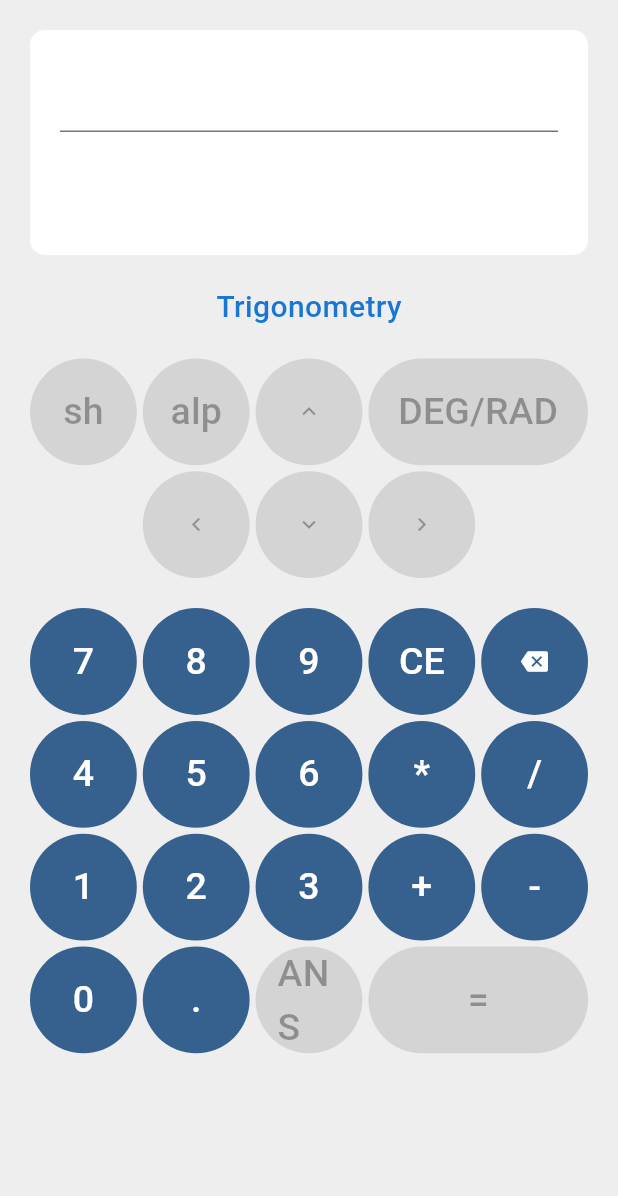
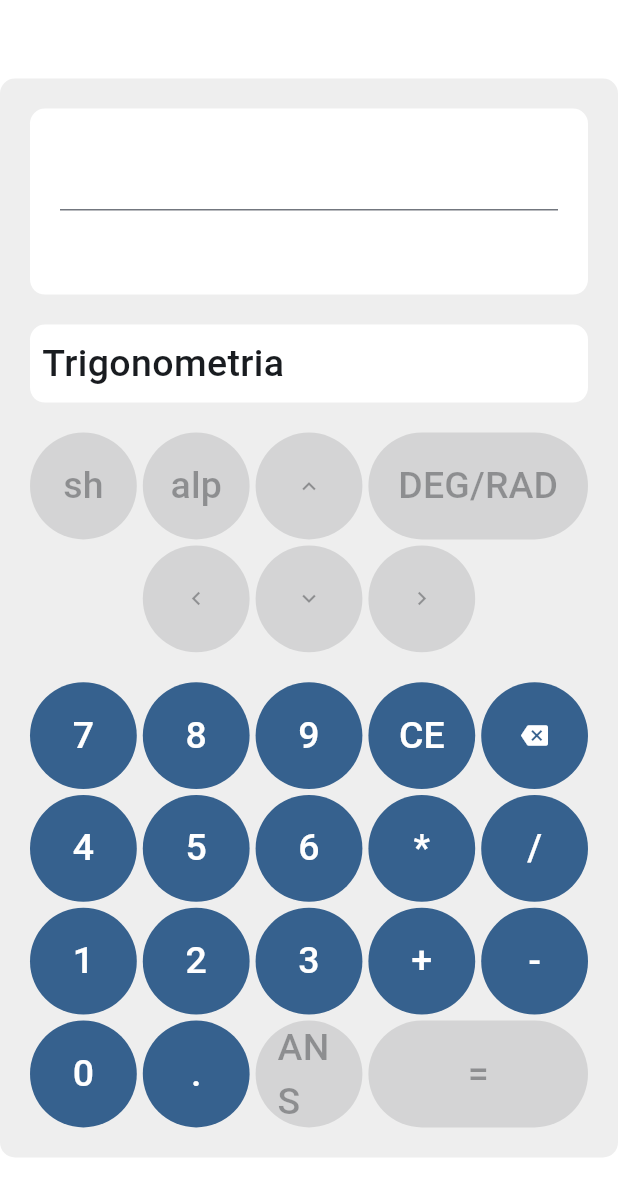
Before and after one commit to Manuel-Alonso-AG/Calculadora-funcional, a Flutter app: the screen it shows after launch, on a phone screen of 412 x 824 dp. Shown: the top 1196 px of the screen. Run offline on Flutter 3.47's test engine with Material 3 defaults, Android fonts, the phone set to English and light mode, and no system bars; our stand-ins replace popover.

Commit message:
Change UX

```diff
--- a/lib/main.dart
+++ b/lib/main.dart
@@ -1,53 +1,31 @@
+import 'package:calculadora/logic.dart';
 import 'package:flutter/material.dart';
 import 'package:flutter_staggered_grid_view/flutter_staggered_grid_view.dart';
 import 'package:popover/popover.dart';
-
+import 'package:provider/provider.dart';
 
 void main() {
   runApp(const MainApp());
 }
 
-class MainApp extends StatefulWidget {
+class MainApp extends StatelessWidget {
   const MainApp({super.key});
 
   @override
-  State<MainApp> createState() => _MainAppState();
-}
-
-class _MainAppState extends State<MainApp> {
-  String label = '';
-  String result = '';
-
-  updateLabel(String caracter) {
-    setState(() {
-      label += caracter;
-    });
-  }
-
-  clearLabel() {
-    setState(() {
-      label = '';
-    });
-  }
-
-  removeLast() {
-    setState(() {
-      label = label.substring(0, label.length - 1);
-    });
-  }
-
-
-  TextFormField textField = TextFormField();
-
-  @override
   Widget build(BuildContext context) {
-    return MaterialApp(
+    return MultiProvider(
+      providers: [
+        ChangeNotifierProvider<OperationsProvider>(
+          create: (_) => OperationsProvider(),
+        ),
+      ],
+      child: MaterialApp(
         debugShowCheckedModeBanner: false,
         theme: ThemeData(
           useMaterial3: true,
           colorSchemeSeed: Colors.blue,
           brightness: Brightness.light,
-        scaffoldBackgroundColor: Colors.grey[200],
+          scaffoldBackgroundColor: Colors.white,
           textTheme: const TextTheme(
             bodyMedium: TextStyle(
               fontSize: 25,
@@ -62,102 +40,186 @@ class _MainAppState extends State<MainApp> {
         home: Scaffold(
           body: Center(
             child: Container(
-            width: 420,
-            margin: const EdgeInsets.all(20),
+              width: 450,
+              decoration: BoxDecoration(
+                color: Colors.grey[200],
+                borderRadius: BorderRadius.circular(10),
+              ),
+              padding: const EdgeInsets.all(20),
+              child: const CalculatorUX(),
+            ),
+          ),
+        ),
+      ),
+    );
+  }
+}
+
+
+@immutable
+class PopoverButton extends StatelessWidget {
+  final String label;
+  final Widget popoverContent;
+
+  const PopoverButton({
+    super.key,
+    required this.label,
+    required this.popoverContent,
+  });
+
+  @override
+  Widget build(BuildContext context) {
+    return GestureDetector(
+      onTap: () => showPopover(
+        context: context,
+        direction: PopoverDirection.top,
+        bodyBuilder: (context) => Padding(
+          padding: const EdgeInsets.all(10),
+          child: SizedBox(
+            width: 400,
             child: Column(
+              mainAxisSize: MainAxisSize.min,
+              children: [
+                Text(label, style: const TextStyle(fontWeight: FontWeight.bold)),
+                const SizedBox(height: 10),
+                popoverContent,
+              ],
+            ),
+          ),
+        ),
+      ),
+      child: Text(label),
+    );
+  }
+}
+
+class TrigonometryCalculatorGrid extends StatelessWidget {
+  const TrigonometryCalculatorGrid({super.key});
+
+  @override
+  Widget build(BuildContext context) {
+    return StaggeredGrid.count(
+      crossAxisCount: 5,
+      mainAxisSpacing: 4,
+      crossAxisSpacing: 4,
+      children: [
+        _trigButton(context, '^'),
+        _actionButton('1/x', (context) => context.read<OperationsProvider>().oneOnX()),
+        _trigButton(context, '√('),
+        _trigButton(context, 'log('),
+        _trigButton(context, 'ln('),
+        _actionButton('+/-', (context) => context.read<OperationsProvider>().changeSing()),
+        _disabledButton('hyp'),
+        _trigButton(context, 'sin('),
+        _trigButton(context, 'cos('),
+        _trigButton(context, 'tan('),
+        _trigButton(context, '('),
+        _trigButton(context, ')'),
+        _trigButton(context, 'sec('),
+        _trigButton(context, 'csc('),
+        _trigButton(context, 'cot('),
+      ],
+    );
+  }
+
+  static StaggeredGridTile _actionButton(String label, void Function(BuildContext) onPressed) {
+    return StaggeredGridTile.count(
+      crossAxisCellCount: 1,
+      mainAxisCellCount: 1,
+      child: Builder(
+        builder: (context) => FilledButton(
+          onPressed: () => onPressed(context),
+          child: Text(label),
+        ),
+      ),
+    );
+  }
+
+  static StaggeredGridTile _trigButton(BuildContext context, String label) {
+    return StaggeredGridTile.count(
+      crossAxisCellCount: 1,
+      mainAxisCellCount: 1,
+      child: FilledButton(
+        onPressed: () => context.read<OperationsProvider>().addElement(label),
+        child: Text(label.replaceAll('(', '')),
+      ),
+    );
+  }
+
+  static StaggeredGridTile _disabledButton(String label) {
+    return StaggeredGridTile.count(
+      crossAxisCellCount: 1,
+      mainAxisCellCount: 1,
+      child: FilledButton(
+        onPressed: null,
+        child: Text(label),
+      ),
+    );
+  }
+}
+
+class CalculatorUX extends StatefulWidget {
+  const CalculatorUX({super.key});
+
+  @override
+  State<CalculatorUX> createState() => _CalculatorUXState();
+}
+
+class _CalculatorUXState extends State<CalculatorUX> {
+  TextFormField textField = TextFormField();
+
+  @override
+  Widget build(BuildContext context) {
+    return Column(
+      mainAxisSize: MainAxisSize.min,
+      mainAxisAlignment: MainAxisAlignment.center,
       children: [
         Container(
           decoration: BoxDecoration(
             color: Colors.white,
             borderRadius: BorderRadius.circular(10),
           ),
-                  height: 150,
           width: double.infinity,
           alignment: Alignment.centerRight,
           padding: const EdgeInsets.all(20),
           child: Column(
             children: [
               textField,
-                      Text(result)
+              Text(context.watch<OperationsProvider>().operation),
             ],
           ),
         ),
-
         const SizedBox(height: 20),
-                GestureDetector(
-                  child: Text(
-                    'Trigonometry',
-                    style: TextStyle(
-                      fontSize: 20,
-                      color: Colors.blue[700],
-                      fontWeight: FontWeight.w500,
+        Container(
+          decoration: BoxDecoration(
+            color: Colors.white,
+            borderRadius: BorderRadius.circular(10),
           ),
-                  ),
-                  onTap: () => showPopover(
-                    context: context,
-                    bodyBuilder: (context) => Container(
-                      width: 300,
-                      height: 400,
-                      color: Colors.white,
-                      child: Column(
-                        children: [
-                          const Text('Trigonometry'),
-                          Expanded(
-                            child: Text('A'),
-                          ),
-                        ],
-                      ),
-                    ),
-                    onPop: () => print('Popover was popped!'),
-                    direction: PopoverDirection.bottom,
-                    width: 350,
-                    height: 400,
+          width: double.infinity,
+          alignment: Alignment.centerLeft,
+          padding: const EdgeInsets.all(8),
+          child: const PopoverButton(
+            label: 'Trigonometria',
+            popoverContent: TrigonometryCalculatorGrid(),
           ),
         ),
         const SizedBox(height: 20),
         aCalculator(),
         const SizedBox(height: 20),
-                normalCalculator()
-
+        normalCalculator(),
       ],
-            ),
-          )
-        ),
-      ),
     );
   }
 
-
-  StaggeredGrid aCalculator() {
+  static StaggeredGrid aCalculator() {
     return StaggeredGrid.count(
       crossAxisCount: 5,
       mainAxisSpacing: 4,
       crossAxisSpacing: 4,
       children: [
-        const StaggeredGridTile.count(
-          crossAxisCellCount: 1,
-          mainAxisCellCount: 1,
-          child: FilledButton(
-            onPressed: null,
-            child: Text('sh'),
-          ),
-        ),
-        const StaggeredGridTile.count(
-          crossAxisCellCount: 1,
-          mainAxisCellCount: 1,
-          child: FilledButton(
-            onPressed: null,
-            child: Text('alp'),
-          ),
-        ),
-        const StaggeredGridTile.count(
-          crossAxisCellCount: 1,
-          mainAxisCellCount: 1,
-          child: FilledButton(
-            onPressed: null,
-            child: Icon(Icons.keyboard_arrow_up),
-          ),
-        ),
+        _disabledButton('sh'),
+        _disabledButton('alp'),
+        _disabledButtonIcon(Icons.keyboard_arrow_up),
         const StaggeredGridTile.count(
           crossAxisCellCount: 2,
           mainAxisCellCount: 1,
@@ -171,30 +233,9 @@ class _MainAppState extends State<MainApp> {
           mainAxisCellCount: 1,
           child: Container(),
         ),
-        const StaggeredGridTile.count(
-          crossAxisCellCount: 1,
-          mainAxisCellCount: 1,
-          child: FilledButton(
-            onPressed: null,
-            child: Icon(Icons.keyboard_arrow_left),
-          ),
-        ),
-        const StaggeredGridTile.count(
-          crossAxisCellCount: 1,
-          mainAxisCellCount: 1,
-          child: FilledButton(
-            onPressed: null,
-            child: Icon(Icons.keyboard_arrow_down),
-          ),
-        ),
-        const StaggeredGridTile.count(
-          crossAxisCellCount: 1,
-          mainAxisCellCount: 1,
-          child: FilledButton(
-            onPressed: null,
-            child: Icon(Icons.keyboard_arrow_right),
-          ),
-        ),
+        _disabledButtonIcon(Icons.keyboard_arrow_left),
+        _disabledButtonIcon(Icons.keyboard_arrow_down),
+        _disabledButtonIcon(Icons.keyboard_arrow_right),
         StaggeredGridTile.count(
           crossAxisCellCount: 1,
           mainAxisCellCount: 1,
@@ -204,290 +245,52 @@ class _MainAppState extends State<MainApp> {
     );
   }
 
+  static StaggeredGridTile _disabledButton(String label) {
+    return StaggeredGridTile.count(
+      crossAxisCellCount: 1,
+      mainAxisCellCount: 1,
+      child: FilledButton(
+        onPressed: null,
+        child: Text(label),
+      ),
+    );
+  }
 
-  StaggeredGrid trigonometryCalculator() {
+  static StaggeredGridTile _disabledButtonIcon(IconData icon) {
+    return StaggeredGridTile.count(
+      crossAxisCellCount: 1,
+      mainAxisCellCount: 1,
+      child: FilledButton(
+        onPressed: null,
+        child: Icon(icon),
+      ),
+    );
+  }
+
+  static StaggeredGrid normalCalculator() {
     return StaggeredGrid.count(
       crossAxisCount: 5,
       mainAxisSpacing: 4,
       crossAxisSpacing: 4,
       children: [
-        StaggeredGridTile.count(
-          crossAxisCellCount: 1,
-          mainAxisCellCount: 1,
-          child: FilledButton(
-            onPressed: () => updateLabel('^'),
-            child: const Text('^'),
-          ),
-        ),
-        const StaggeredGridTile.count(
-          crossAxisCellCount: 1,
-          mainAxisCellCount: 1,
-          child: FilledButton(
-            onPressed: null,
-            child: Text('1/x'),
-          ),
-        ),
-        StaggeredGridTile.count(
-          crossAxisCellCount: 1,
-          mainAxisCellCount: 1,
-          child: FilledButton(
-            onPressed: () => updateLabel('√('),
-            child: const Text('√'),
-          ),
-        ),
-        StaggeredGridTile.count(
-          crossAxisCellCount: 1,
-          mainAxisCellCount: 1,
-          child: FilledButton(
-            onPressed: () => updateLabel('log('),
-            child: const Text('log'),
-          ),
-        ),
-        StaggeredGridTile.count(
-          crossAxisCellCount: 1,
-          mainAxisCellCount: 1,
-          child: FilledButton(
-            onPressed: () => updateLabel('ln('),
-            child: const Text('ln'),
-          ),
-        ),
-        const StaggeredGridTile.count(
-          crossAxisCellCount: 1,
-          mainAxisCellCount: 1,
-          child: FilledButton(
-            onPressed: null,
-            child: Text('+/-'),
-          ),
-        ),
-        const StaggeredGridTile.count(
-          crossAxisCellCount: 1,
-          mainAxisCellCount: 1,
-          child: FilledButton(
-            onPressed: null,
-            child: Text('hyp'),
-          ),
-        ),
-        StaggeredGridTile.count(
-          crossAxisCellCount: 1,
-          mainAxisCellCount: 1,
-          child: FilledButton(
-            onPressed: () => updateLabel('sin('),
-            child: const Text('sin'),
-          ),
-        ),
-        StaggeredGridTile.count(
-          crossAxisCellCount: 1,
-          mainAxisCellCount: 1,
-          child: FilledButton(
-            onPressed: () => updateLabel('cos('),
-            child: const Text('cos'),
-          ),
-        ),
-        StaggeredGridTile.count(
-          crossAxisCellCount: 1,
-          mainAxisCellCount: 1,
-          child: FilledButton(
-            onPressed: () => updateLabel('tan('),
-            child: const Text('tan'),
-          ),
-        ),
-        StaggeredGridTile.count(
-          crossAxisCellCount: 1,
-          mainAxisCellCount: 1,
-          child: FilledButton(
-            onPressed: () => updateLabel('('),
-            child: const Text('('),
-          ),
-        ),
-        StaggeredGridTile.count(
-          crossAxisCellCount: 1,
-          mainAxisCellCount: 1,
-          child: FilledButton(
-            onPressed: () => updateLabel(')'),
-            child: const Text(')'),
-          ),
-        ),
-        StaggeredGridTile.count(
-          crossAxisCellCount: 1,
-          mainAxisCellCount: 1,
-          child: FilledButton(
-            onPressed: () => updateLabel('sec('),
-            child: const Text('sec'),
-          ),
-        ),
-        StaggeredGridTile.count(
-          crossAxisCellCount: 1,
-          mainAxisCellCount: 1,
-          child: FilledButton(
-            onPressed: () => updateLabel('csc('),
-            child: const Text('csc'),
-          ),
-        ),
-        StaggeredGridTile.count(
-          crossAxisCellCount: 1,
-          mainAxisCellCount: 1,
-          child: FilledButton(
-            onPressed: () => updateLabel('cot('),
-            child: const Text('cot'),
-          ),
-        )
-      ],
-    );
-  }
-
-
-
-  StaggeredGrid normalCalculator() {
-    return StaggeredGrid.count(
-      crossAxisCount: 5,
-      mainAxisSpacing: 4,
-      crossAxisSpacing: 4,
-
-      children: [
-        StaggeredGridTile.count(
-          crossAxisCellCount: 1,
-          mainAxisCellCount: 1,
-          child: FilledButton(
-            onPressed: () => updateLabel('7'),
-            child: const Text('7'),
-          ),
-        ),
-        StaggeredGridTile.count(
-          crossAxisCellCount: 1,
-          mainAxisCellCount: 1,
-          child: FilledButton(
-            onPressed: () => updateLabel('8'),
-            child: const Text('8'),
-          ),
-        ),
-        StaggeredGridTile.count(
-          crossAxisCellCount: 1,
-          mainAxisCellCount: 1,
-          child: FilledButton(
-            onPressed: () => updateLabel('9'),
-            child: const Text('9'),
-          ),
-        ),
-        StaggeredGridTile.count(
-          crossAxisCellCount: 1,
-          mainAxisCellCount: 1,
-          child: FilledButton(
-            onPressed: () => clearLabel(),
-            child: const Text('CE'),
-          ),
-        ),
-        StaggeredGridTile.count(
-          crossAxisCellCount: 1,
-          mainAxisCellCount: 1,
-          child: FilledButton(
-            onPressed: () => removeLast(),
-            child: const Icon(Icons.backspace),
-          ),
-        ),
-        StaggeredGridTile.count(
-          crossAxisCellCount: 1,
-          mainAxisCellCount: 1,
-          child: FilledButton(
-            onPressed: () => updateLabel('4'),
-            child: const Text('4'),
-          ),
-        ),
-        StaggeredGridTile.count(
-          crossAxisCellCount: 1,
-          mainAxisCellCount: 1,
-          child: FilledButton(
-            onPressed: () => updateLabel('5'),
-            child: const Text('5'),
-          ),
-        ),
-        StaggeredGridTile.count(
-          crossAxisCellCount: 1,
-          mainAxisCellCount: 1,
-          child: FilledButton(
-            onPressed: () => updateLabel('6'),
-            child: const Text('6'),
-          ),
-        ),
-        StaggeredGridTile.count(
-          crossAxisCellCount: 1,
-          mainAxisCellCount: 1,
-          child: FilledButton(
-            onPressed: () => updateLabel('*'),
-            child: const Text('*'),
-          ),
-        ),
-        StaggeredGridTile.count(
-          crossAxisCellCount: 1,
-          mainAxisCellCount: 1,
-          child: FilledButton(
-            onPressed: () => updateLabel('/'),
-            child: const Text('/'),
-          ),
-        ),
-        StaggeredGridTile.count(
-          crossAxisCellCount: 1,
-          mainAxisCellCount: 1,
-          child: FilledButton(
-            onPressed: () => updateLabel('1'),
-            child: const Text('1'),
-          ),
-        ),
-        StaggeredGridTile.count(
-          crossAxisCellCount: 1,
-          mainAxisCellCount: 1,
-          child: FilledButton(
-            onPressed: () => updateLabel('2'),
-            child: const Text('2'),
-          ),
-        ),
-        StaggeredGridTile.count(
-          crossAxisCellCount: 1,
-          mainAxisCellCount: 1,
-          child: FilledButton(
-            onPressed: () => updateLabel('3'),
-            child: const Text('3'),
-          ),
-        ),
-        StaggeredGridTile.count(
-          crossAxisCellCount: 1,
-          mainAxisCellCount: 1,
-          child: FilledButton(
-            onPressed: () => updateLabel('+'),
-            child: const Text('+'),
-          ),
-        ),
-        StaggeredGridTile.count(
-          crossAxisCellCount: 1,
-          mainAxisCellCount: 1,
-          child: FilledButton(
-            onPressed: () => updateLabel('-'),
-            child: const Text('-'),
-          ),
-        ),
-        StaggeredGridTile.count(
-          crossAxisCellCount: 1,
-          mainAxisCellCount: 1,
-          child: FilledButton(
-            onPressed: () => updateLabel('0'),
-            child: const Text('0'),
-          ),
-        ),
-        StaggeredGridTile.count(
-          crossAxisCellCount: 1,
-          mainAxisCellCount: 1,
-          child: FilledButton(
-            onPressed: () => updateLabel('.'),
-            child: const Text('.'),
-          ),
-        ),
-        const StaggeredGridTile.count(
-          crossAxisCellCount: 1,
-          mainAxisCellCount: 1,
-          child: FilledButton(
-            onPressed: null,
-            child: Text('ANS'),
-          ),
-        ),
+        _numberButton('7'),
+        _numberButton('8'),
+        _numberButton('9'),
+        _actionButton('CE', (context) => context.read<OperationsProvider>().clearOperation()),
+        _iconButton(Icons.backspace, (context) => context.read<OperationsProvider>().removeElement()),
+        _numberButton('4'),
+        _numberButton('5'),
+        _numberButton('6'),
+        _operatorButton('*'),
+        _operatorButton('/'),
+        _numberButton('1'),
+        _numberButton('2'),
+        _numberButton('3'),
+        _operatorButton('+'),
+        _operatorButton('-'),
+        _numberButton('0'),
+        _operatorButton('.'),
+        _disabledButton('ANS'),
         const StaggeredGridTile.count(
           crossAxisCellCount: 2,
           mainAxisCellCount: 1,
@@ -499,4 +302,56 @@ class _MainAppState extends State<MainApp> {
       ],
     );
   }
+
+  static StaggeredGridTile _numberButton(String number) {
+    return StaggeredGridTile.count(
+      crossAxisCellCount: 1,
+      mainAxisCellCount: 1,
+      child: Builder(
+        builder: (context) => FilledButton(
+          onPressed: () => context.read<OperationsProvider>().addElement(number),
+          child: Text(number),
+        ),
+      ),
+    );
   }
+
+  static StaggeredGridTile _operatorButton(String op) {
+    return StaggeredGridTile.count(
+      crossAxisCellCount: 1,
+      mainAxisCellCount: 1,
+      child: Builder(
+        builder: (context) => FilledButton(
+          onPressed: () => context.read<OperationsProvider>().addElement(op),
+          child: Text(op),
+        ),
+      ),
+    );
+  }
+
+  static StaggeredGridTile _actionButton(String label, void Function(BuildContext) onPressed) {
+    return StaggeredGridTile.count(
+      crossAxisCellCount: 1,
+      mainAxisCellCount: 1,
+      child: Builder(
+        builder: (context) => FilledButton(
+          onPressed: () => onPressed(context),
+          child: Text(label),
+        ),
+      ),
+    );
+  }
+
+  static StaggeredGridTile _iconButton(IconData icon, void Function(BuildContext) onPressed) {
+    return StaggeredGridTile.count(
+      crossAxisCellCount: 1,
+      mainAxisCellCount: 1,
+      child: Builder(
+        builder: (context) => FilledButton(
+          onPressed: () => onPressed(context),
+          child: Icon(icon),
+        ),
+      ),
+    );
+  }
+}
--- a/pubspec.yaml
+++ b/pubspec.yaml
@@ -11,6 +11,7 @@ dependencies:
   popover: ^0.3.0+1
   flutter:
     sdk: flutter
+  provider: ^6.1.5
 
 dev_dependencies:
   flutter_test:
```
Also changed, not shown: lib/logic.dart (added, +43 -0 lines), assets/img.png, pubspec.lock, 1 other file. Lines whose indentation alone changed are shown as unchanged.
